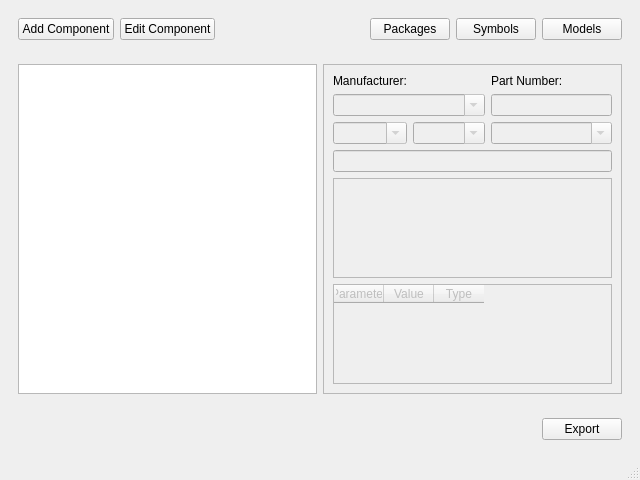
BamWolf/altium-common-library.client, file client/src/ui/mainwindow.ui: the form before one commit.
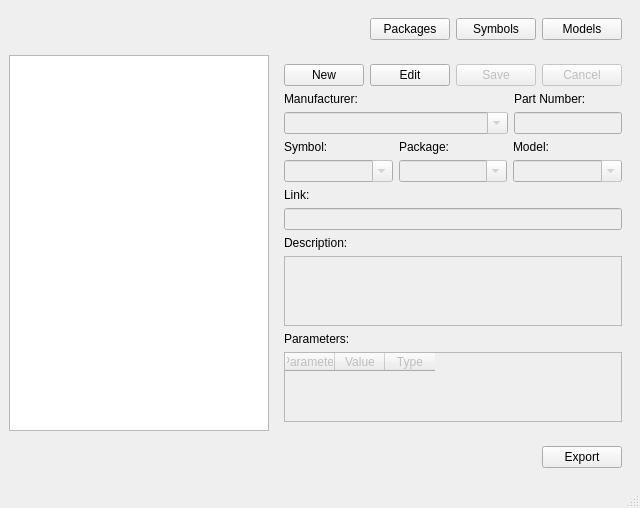
The form after the commit.

```diff
--- a/client/src/ui/mainwindow.ui
+++ b/client/src/ui/mainwindow.ui
@@ -18,20 +18,6 @@
     <item>
      <widget class="QWidget" name="widget_header" native="true">
       <layout class="QHBoxLayout" name="horizontalLayout">
-       <item>
-        <widget class="QPushButton" name="newButton">
-         <property name="text">
-          <string>Add Component</string>
-         </property>
-        </widget>
-       </item>
-       <item>
-        <widget class="QPushButton" name="editButton">
-         <property name="text">
-          <string>Edit Component</string>
-         </property>
-        </widget>
-       </item>
        <item>
         <spacer name="spacer_header">
          <property name="orientation">
@@ -72,44 +58,60 @@
     <item>
      <widget class="QWidget" name="widget_body" native="true">
       <layout class="QHBoxLayout" name="horizontalLayout_2">
+       <property name="margin">
+        <number>0</number>
+       </property>
        <item>
         <widget class="QListWidget" name="componentList"/>
        </item>
        <item>
-        <widget class="QFrame" name="frame">
-         <property name="frameShape">
-          <enum>QFrame::StyledPanel</enum>
-         </property>
-         <property name="frameShadow">
-          <enum>QFrame::Raised</enum>
-         </property>
+        <widget class="QWidget" name="widget" native="true">
          <layout class="QGridLayout" name="gridLayout">
-          <item row="0" column="0">
+          <item row="2" column="0">
            <widget class="QLabel" name="manufacturerLabel">
             <property name="text">
              <string>Manufacturer:</string>
             </property>
            </widget>
           </item>
-          <item row="0" column="2">
+          <item row="2" column="1">
            <widget class="QLabel" name="partnumberLabel">
             <property name="text">
              <string>Part Number:</string>
             </property>
            </widget>
           </item>
-          <item row="1" column="2">
-           <widget class="QLineEdit" name="componentPartnumber">
+          <item row="6" column="0" colspan="2">
+           <widget class="QLineEdit" name="linkEdit">
             <property name="enabled">
              <bool>false</bool>
             </property>
            </widget>
           </item>
-          <item row="6" column="0" colspan="3">
+          <item row="8" column="0" colspan="2">
+           <widget class="QPlainTextEdit" name="descriptionEdit">
+            <property name="enabled">
+             <bool>false</bool>
+            </property>
+            <property name="sizePolicy">
+             <sizepolicy hsizetype="Expanding" vsizetype="Preferred">
+              <horstretch>0</horstretch>
+              <verstretch>0</verstretch>
+             </sizepolicy>
+            </property>
+           </widget>
+          </item>
+          <item row="11" column="0" colspan="2">
            <widget class="QTableWidget" name="parametersTable">
             <property name="enabled">
              <bool>false</bool>
             </property>
+            <property name="sizePolicy">
+             <sizepolicy hsizetype="Expanding" vsizetype="Expanding">
+              <horstretch>0</horstretch>
+              <verstretch>0</verstretch>
+             </sizepolicy>
+            </property>
             <property name="alternatingRowColors">
              <bool>true</bool>
             </property>
@@ -136,64 +138,157 @@
             </column>
            </widget>
           </item>
-          <item row="3" column="0">
-           <widget class="QComboBox" name="symbolBox">
-            <property name="enabled">
-             <bool>false</bool>
+          <item row="0" column="0" colspan="2">
+           <widget class="QWidget" name="widget_buttons" native="true">
+            <layout class="QHBoxLayout" name="horizontalLayout_5">
+             <property name="margin">
+              <number>0</number>
+             </property>
+             <item>
+              <widget class="QPushButton" name="newButton">
+               <property name="text">
+                <string>New</string>
+               </property>
+              </widget>
+             </item>
+             <item>
+              <widget class="QPushButton" name="editButton">
+               <property name="text">
+                <string>Edit</string>
+               </property>
+              </widget>
+             </item>
+             <item>
+              <widget class="QPushButton" name="saveButton">
+               <property name="enabled">
+                <bool>false</bool>
+               </property>
+               <property name="text">
+                <string>Save</string>
+               </property>
+              </widget>
+             </item>
+             <item>
+              <widget class="QPushButton" name="cancelButton">
+               <property name="enabled">
+                <bool>false</bool>
+               </property>
+               <property name="text">
+                <string>Cancel</string>
+               </property>
+              </widget>
+             </item>
+            </layout>
+           </widget>
+          </item>
+          <item row="4" column="0" colspan="2">
+           <widget class="QWidget" name="widget" native="true">
+            <layout class="QGridLayout" name="gridLayout_2">
+             <property name="margin">
+              <number>0</number>
+             </property>
+             <item row="1" column="1">
+              <widget class="QComboBox" name="symbolBox">
+               <property name="enabled">
+                <bool>false</bool>
+               </property>
+               <property name="editable">
+                <bool>true</bool>
+               </property>
+              </widget>
+             </item>
+             <item row="1" column="2">
+              <widget class="QComboBox" name="packageBox">
+               <property name="enabled">
+                <bool>false</bool>
+               </property>
+               <property name="editable">
+                <bool>true</bool>
+               </property>
+              </widget>
+             </item>
+             <item row="1" column="3">
+              <widget class="QComboBox" name="modelBox">
+               <property name="enabled">
+                <bool>false</bool>
+               </property>
+               <property name="editable">
+                <bool>true</bool>
+               </property>
+              </widget>
+             </item>
+             <item row="0" column="1">
+              <widget class="QLabel" name="label">
+               <property name="text">
+                <string>Symbol:</string>
+               </property>
+              </widget>
+             </item>
+             <item row="0" column="2">
+              <widget class="QLabel" name="label_2">
+               <property name="text">
+                <string>Package:</string>
+               </property>
+              </widget>
+             </item>
+             <item row="0" column="3">
+              <widget class="QLabel" name="label_3">
+               <property name="text">
+                <string>Model:</string>
+               </property>
+              </widget>
+             </item>
+            </layout>
+           </widget>
+          </item>
+          <item row="5" column="0">
+           <widget class="QLabel" name="label_4">
+            <property name="text">
+             <string>Link:</string>
             </property>
-            <property name="editable">
-             <bool>true</bool>
-            </property>
            </widget>
           </item>
-          <item row="3" column="2">
-           <widget class="QComboBox" name="modelBox">
-            <property name="enabled">
-             <bool>false</bool>
+          <item row="10" column="0">
+           <widget class="QLabel" name="label_5">
+            <property name="text">
+             <string>Parameters:</string>
             </property>
-            <property name="editable">
-             <bool>true</bool>
+           </widget>
+          </item>
+          <item row="7" column="0">
+           <widget class="QLabel" name="label_6">
+            <property name="text">
+             <string>Description:</string>
             </property>
            </widget>
           </item>
           <item row="3" column="1">
-           <widget class="QComboBox" name="packageBox">
+           <widget class="QLineEdit" name="componentPartnumber">
             <property name="enabled">
              <bool>false</bool>
             </property>
-            <property name="editable">
-             <bool>true</bool>
+            <property name="sizePolicy">
+             <sizepolicy hsizetype="Maximum" vsizetype="Fixed">
+              <horstretch>0</horstretch>
+              <verstretch>0</verstretch>
+             </sizepolicy>
             </property>
            </widget>
           </item>
-          <item row="1" column="0" colspan="2">
+          <item row="3" column="0">
            <widget class="QComboBox" name="manufacturerBox">
             <property name="enabled">
              <bool>false</bool>
             </property>
-            <property name="editable">
-             <bool>true</bool>
-            </property>
-           </widget>
-          </item>
-          <item row="4" column="0" colspan="3">
-           <widget class="QLineEdit" name="linkEdit">
-            <property name="enabled">
-             <bool>false</bool>
-            </property>
-           </widget>
-          </item>
-          <item row="5" column="0" colspan="3">
-           <widget class="QPlainTextEdit" name="descriptionEdit">
-            <property name="enabled">
-             <bool>false</bool>
-            </property>
             <property name="sizePolicy">
-             <sizepolicy hsizetype="Expanding" vsizetype="Preferred">
+             <sizepolicy hsizetype="Expanding" vsizetype="Fixed">
               <horstretch>0</horstretch>
               <verstretch>0</verstretch>
              </sizepolicy>
             </property>
+            <property name="editable">
+             <bool>true</bool>
+            </property>
            </widget>
           </item>
          </layout>
```
